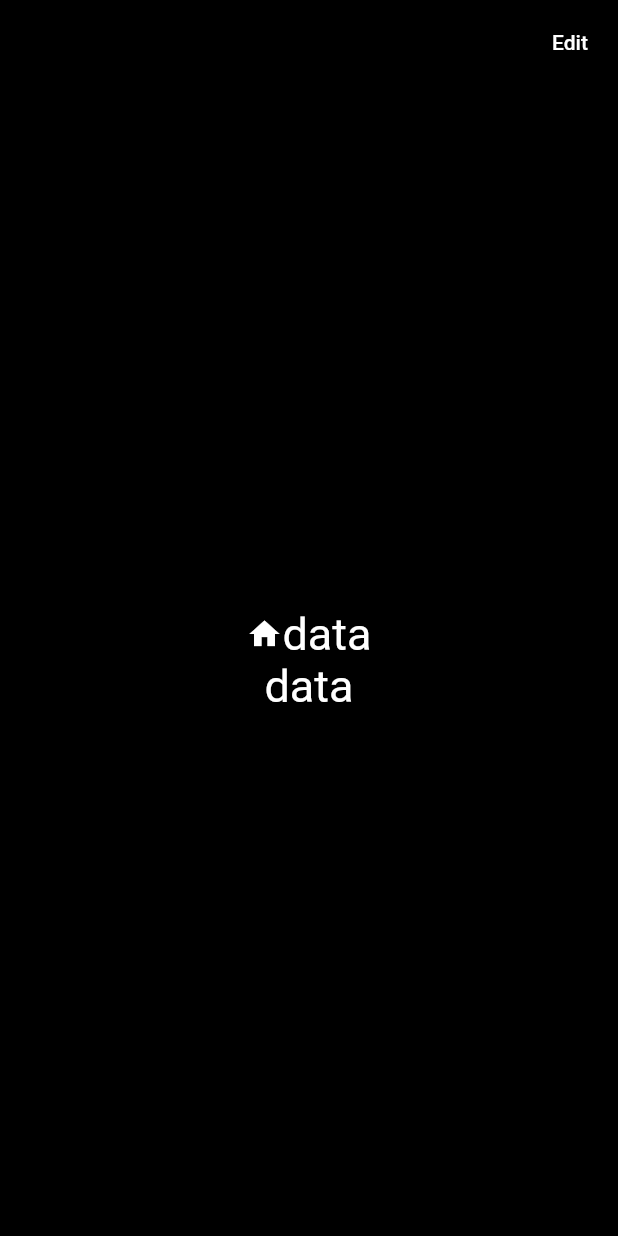
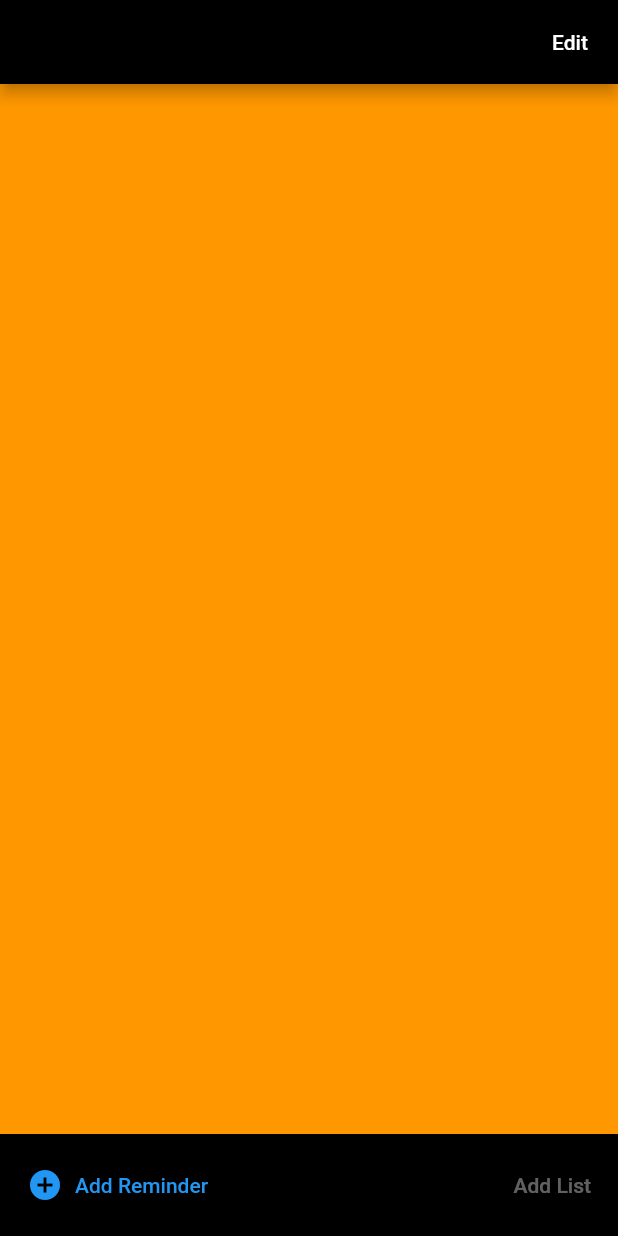
Before and after one commit to longnk1301/flutterticktick, a Flutter app: the screen it shows after launch, on a phone screen of 412 x 824 dp. Run offline on Flutter 3.47's test engine with Material 2 defaults, Android fonts, the phone set to English and light mode, and no system bars.

Commit message:
Expanded Wigdet and Footer button, Padding

```diff
--- a/lib/screens/home_screen.dart
+++ b/lib/screens/home_screen.dart
@@ -14,27 +14,40 @@ class HomeScreen extends StatelessWidget {
               style: TextStyle(color: Colors.white),
             ))
       ]),
-      body: Container(
-        child: Column(
-          mainAxisAlignment: MainAxisAlignment.center,
-          crossAxisAlignment: CrossAxisAlignment.center,
-          children: [
-            Row(
-              mainAxisAlignment: MainAxisAlignment.center,
-              children: const [
-                Icon(Icons.home),
-                Text(
-                  'data',
-                  style: TextStyle(fontSize: 30),
-                ),
-              ],
+      body: Column(
+        children: [
+          Expanded(
+            child: Container(
+              color: Colors.orange,
             ),
-            const Text(
-              'data',
-              style: TextStyle(fontSize: 30),
-            ),
-          ],
-        ),
+          ),
+          Container(
+            padding: const EdgeInsets.all(10),
+            child: Row(
+                mainAxisAlignment: MainAxisAlignment.spaceBetween,
+                children: [
+                  TextButton.icon(
+                    onPressed: () {},
+                    icon: const Icon(Icons.add_circle),
+                    label: const Text('Add Reminder'),
+                  ),
+                  const TextButton(
+                    onPressed: null,
+                    child: Text('Add List'),
+                  ),
+                ]),
+          ),
+          // Row(
+          //   mainAxisAlignment: MainAxisAlignment.center,
+          //   children: const [
+          //     Icon(Icons.home),
+          //     Text(
+          //       'data',
+          //       style: TextStyle(fontSize: 30),
+          //     ),
+          //   ],
+          // ),
+        ],
       ),
     );
   }
```
